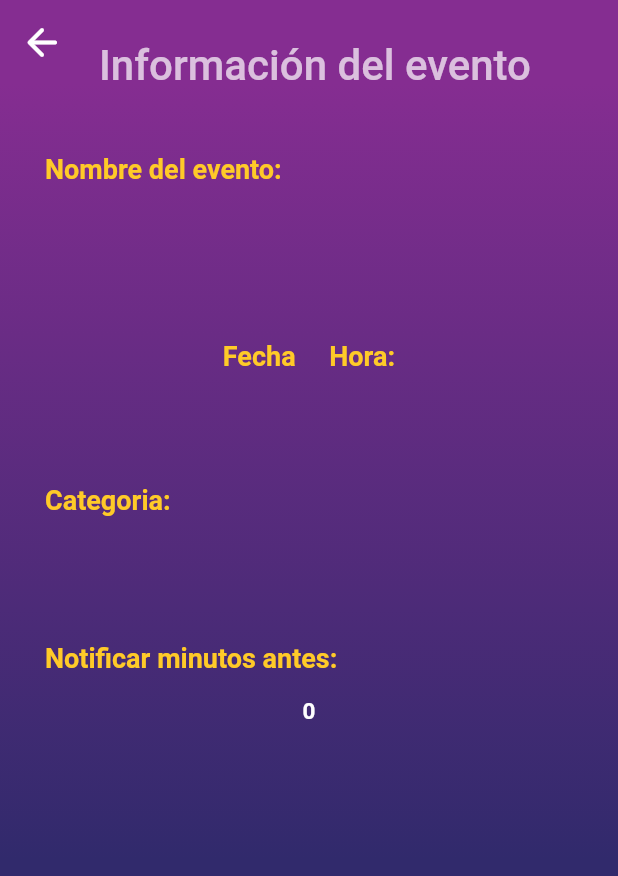
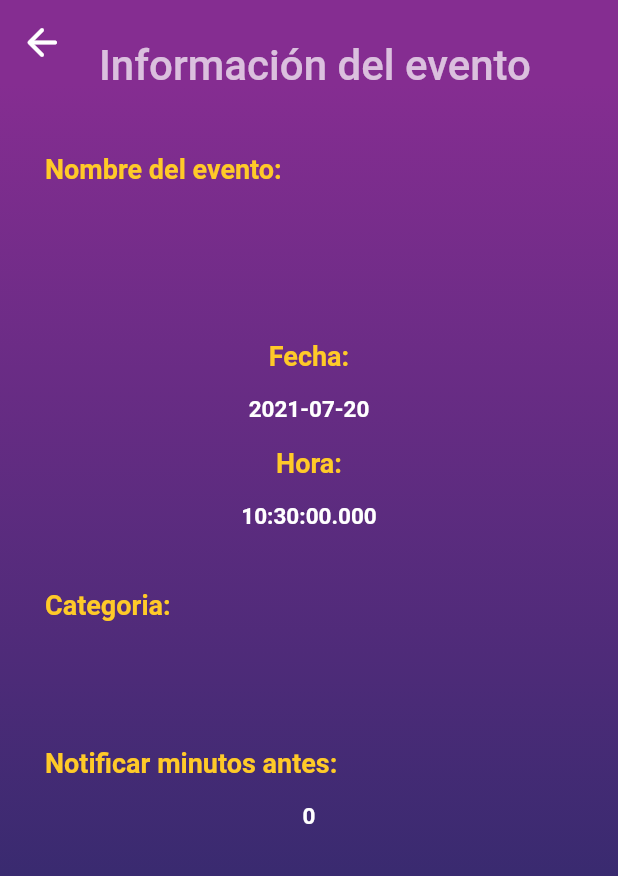
Before and after one commit to Eduardo0515/chem_organizer, a Flutter app: the InfoEvent screen opened directly with empty values, on a phone screen of 412 x 824 dp. Shown: the top 876 px of the screen. Run offline on Flutter 3.47's test engine with Material 2 defaults, Android fonts, the phone set to English and light mode, and no system bars; our stand-ins replace cloud_firestore, firebase_auth, firebase_core, firebase_messaging, flutter_local_notifications, fluttertoast and 2 more; accounts and stored records are empty; Roboto replaces fonts that are missing (RobotoMono).

Commit message:
Cambios edit event

```diff
--- a/lib/src/pages/info_event.dart
+++ b/lib/src/pages/info_event.dart
@@ -14,7 +14,7 @@ class InfoEvent extends StatefulWidget {
   final String nombre;
   final String categoria;
   final int tiempoNotificacion;
-  final String fecha;
+  final DateTime fecha;
   const InfoEvent({Key? key, required this.user, required this.nombre, required this.categoria, required this.tiempoNotificacion, required this.fecha}) : super(key: key);
 
   @override
@@ -101,17 +101,43 @@ class _InfoEventState extends State<InfoEvent> {
                       mainAxisAlignment: MainAxisAlignment.spaceAround,
                       children: [
                         Column(children: [
+                          Column(children: [
                           Text(
-                            'Fecha     Hora:',
+                            'Fecha:',
                             style: Theme.of(context).textTheme.headline3,
                           ),
+                          Text(" "),
                           Text(
-                            " "
-                          ),
-                          Text(
-                                widget.fecha,
-                                style: Theme.of(context).textTheme.bodyText1,
-                          ),
+                            '${widget.fecha}'.split(' ')[0],
+                            overflow: TextOverflow.ellipsis,
+                            style: const TextStyle(
+                            fontWeight: FontWeight.bold,
+                            color: Colors.white,
+                            fontSize: 15,
+                        ),
+                        textAlign: TextAlign.center,
+                        )
+                        ]),
+                        Text(" "),
+                        Column(
+                          children: [
+                            Text(
+                              'Hora:',
+                              style: Theme.of(context).textTheme.headline3,
+                            ),
+                            Text(" "),
+                            Text(
+                              '${widget.fecha}'.split(' ')[1],
+                              overflow: TextOverflow.ellipsis,
+                              style: const TextStyle(
+                              fontWeight: FontWeight.bold,
+                              color: Colors.white,
+                              fontSize: 15,
+                              ),
+                                textAlign: TextAlign.center,
+                            )
+                          ],
+                        )
                         ]),
 
                       ],
--- a/lib/src/pages/main_view.dart
+++ b/lib/src/pages/main_view.dart
@@ -1,3 +1,4 @@
+import 'package:chem_organizer/src/models/event.dart';
 import 'package:chem_organizer/src/pages/calendar.dart';
 import 'package:chem_organizer/src/pages/events.dart';
 import 'package:chem_organizer/src/pages/login_page.dart';
```
Also changed, not shown: lib/src/pages/calendar.dart (+28 -10 lines), lib/src/pages/edit_event.dart (+14 -6 lines), lib/src/pages/events.dart (+1 -63 lines).
